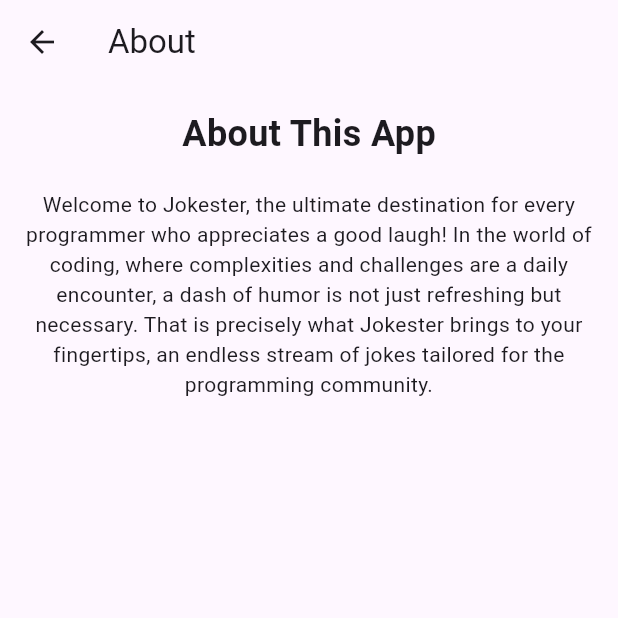
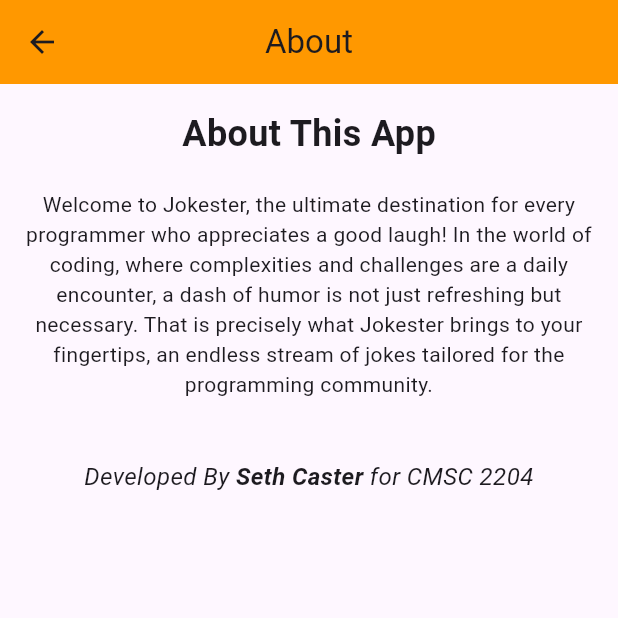
Before and after one commit to JimiLimbo/FinalAppMobileDev, a Flutter app: the screen it shows after launch, after a tap on "About", on a phone screen of 412 x 824 dp, the top half of it. Run offline on Flutter 3.47's test engine with Material 3 defaults, Android fonts, the phone set to English and light mode, and no system bars; our stand-ins replace flutter_secure_storage.

Commit message:
Colors and allignment

```diff
--- a/finalapppart1/lib/about_page.dart
+++ b/finalapppart1/lib/about_page.dart
@@ -6,6 +6,8 @@ class AboutPage extends StatelessWidget {
     return Scaffold(
       appBar: AppBar(
         title: Text('About'),
+        centerTitle: true,  // Center the title
+        backgroundColor: Colors.orange,
       ),
       body: Center(
         child: Padding(
@@ -22,7 +24,22 @@ class AboutPage extends StatelessWidget {
                 'Welcome to Jokester, the ultimate destination for every programmer who appreciates a good laugh! In the world of coding, where complexities and challenges are a daily encounter, a dash of humor is not just refreshing but necessary. That is precisely what Jokester brings to your fingertips, an endless stream of jokes tailored for the programming community.',
                 textAlign: TextAlign.center,
               ),
-              // You can add more content here as needed
+               SizedBox(height: 40),
+                Text.rich(
+                  TextSpan(
+                    style: TextStyle(fontSize: 16, fontStyle: FontStyle.italic), // Base style for all spans
+                    children: <TextSpan>[
+                      TextSpan(text: 'Developed By '),
+                      TextSpan(
+                        text: 'Seth Caster',
+                        style: TextStyle(fontWeight: FontWeight.bold), // Override to add bold
+                      ),
+                      TextSpan(text: ' for CMSC 2204'),
+                    ],
+                  ),
+                  textAlign: TextAlign.center,
+                )
+
             ],
           ),
         ),
--- a/finalapppart1/lib/main.dart
+++ b/finalapppart1/lib/main.dart
@@ -12,13 +12,11 @@ class MyApp extends StatelessWidget {
   Widget build(BuildContext context) {
     return MaterialApp(
       title: 'Jokester',
-      theme: ThemeData(
-      ),
+      theme: ThemeData(),
       home: LoginPage(),
     );
   }
 }
-
 
 class LoginPage extends StatefulWidget {
   @override
@@ -33,7 +31,17 @@ class _LoginPageState extends State<LoginPage> {
   @override
   Widget build(BuildContext context) {
     return Scaffold(
-      appBar: AppBar(title: Text('Jokester')),
+      appBar: AppBar(
+        title: Text(
+          'Jokester',
+          style: TextStyle(
+            fontSize: 55,
+            fontWeight: FontWeight.bold,
+          ),
+        ),
+        centerTitle: true,
+        backgroundColor: Colors.orange,
+      ),
       body: Stack(
         children: <Widget>[
           Center(
@@ -44,8 +52,8 @@ class _LoginPageState extends State<LoginPage> {
                 crossAxisAlignment: CrossAxisAlignment.center,
                 children: <Widget>[
                   Text('Please sign in',
-                    style: TextStyle(fontSize: 24, fontWeight: FontWeight.bold)
-                  ),
+                      style:
+                          TextStyle(fontSize: 24, fontWeight: FontWeight.bold)),
                   SizedBox(height: 20), // Provides some spacing
                   TextField(
                     controller: _usernameController,
@@ -59,7 +67,11 @@ class _LoginPageState extends State<LoginPage> {
                   SizedBox(height: 20), // More spacing
                   ElevatedButton(
                     onPressed: _login,
-                    child: Text('Log In'),
+                    child: Text('Sign In'),
+                    style: ElevatedButton.styleFrom(
+                      foregroundColor: Colors.white,
+                      backgroundColor: Colors.orange,
+                    ),
                   ),
                 ],
               ),
@@ -76,6 +88,9 @@ class _LoginPageState extends State<LoginPage> {
                 );
               },
               child: Text('About'),
+              style: TextButton.styleFrom(
+                foregroundColor: Colors.orange,
+              ),
             ),
           ),
           Positioned(
@@ -92,8 +107,8 @@ class _LoginPageState extends State<LoginPage> {
     Map<String, String>? credentials = await _storageService.getCredentials();
 
     if (credentials != null &&
-      _usernameController.text == credentials['username'] &&
-      _passwordController.text == credentials['password']) {
+        _usernameController.text == credentials['username'] &&
+        _passwordController.text == credentials['password']) {
       ScaffoldMessenger.of(context).showSnackBar(
         SnackBar(content: Text('Login success')),
       );
```
